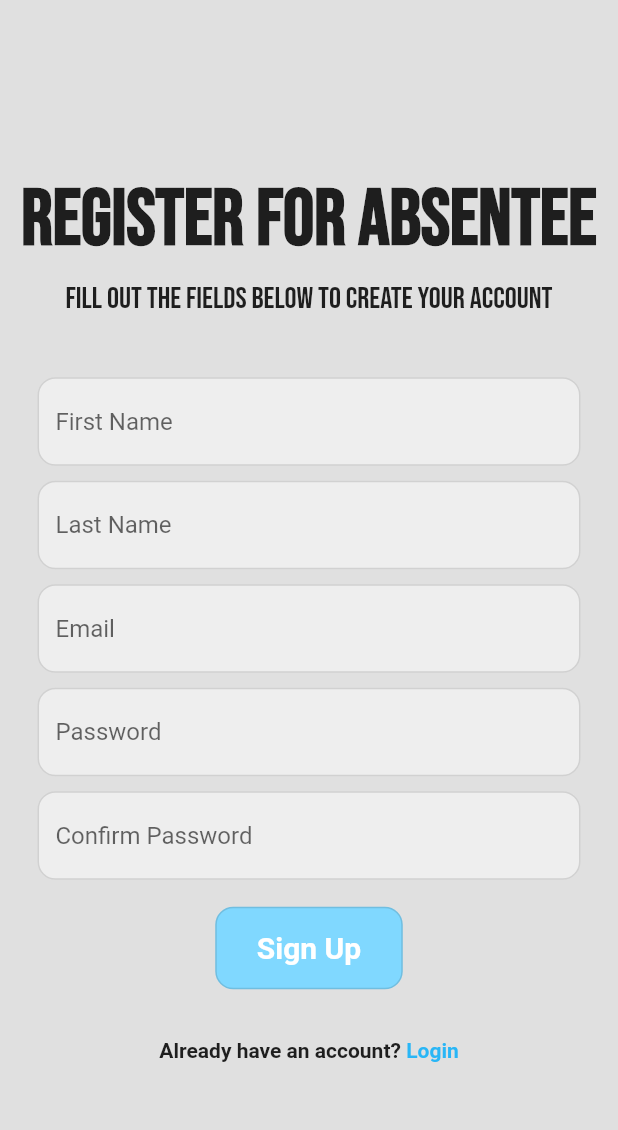
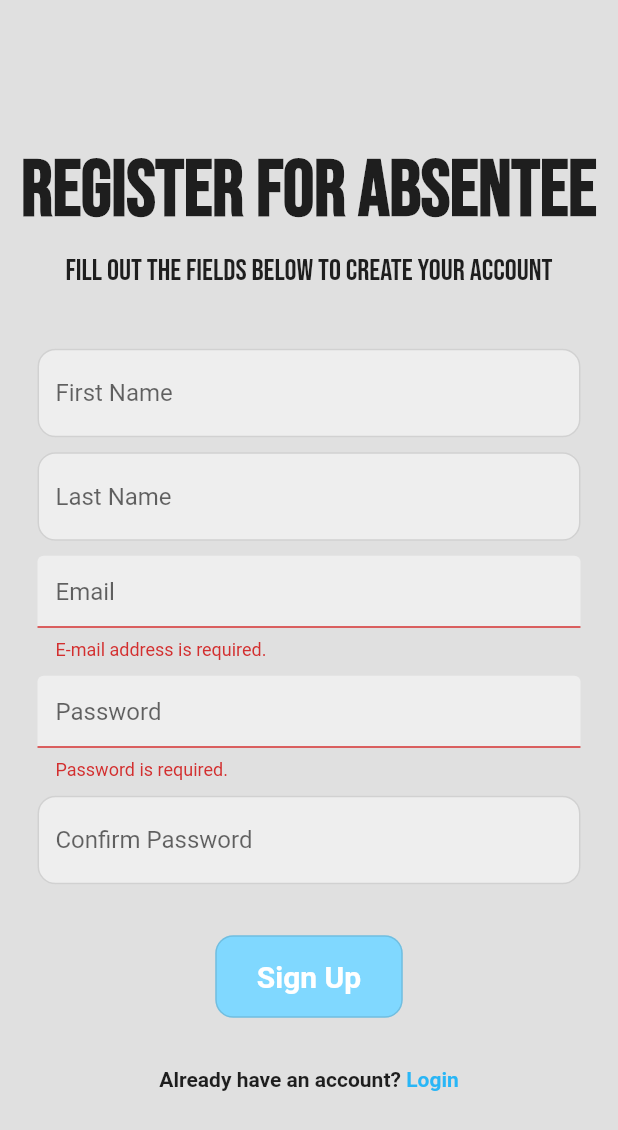
Before and after one commit to DhruvAcs/notification_app, a Flutter app: the RegisterPage screen opened directly with empty values, after a tap on "Sign Up", on a phone screen of 412 x 824 dp. Shown: the top 1130 px of the screen. Run offline on Flutter 3.47's test engine with Material 2 defaults, Android fonts, the phone set to English and light mode, and no system bars; our stand-ins replace cloud_firestore, curved_navigation_bar, firebase_auth, firebase_core, google_fonts, lottie and 2 more; accounts and stored records are empty; network calls fail.

Commit message:
updated some stuff

```diff
--- a/lib/pages/register_page.dart
+++ b/lib/pages/register_page.dart
@@ -21,6 +21,10 @@ class _RegisterPageState extends State<RegisterPage> {
   final _confirmPasswordController = TextEditingController();
   final _firstNameController = TextEditingController();
   final _lastNameController = TextEditingController();
+  final GlobalKey<FormState> _key = GlobalKey<FormState>();
+  String errorMessage = '';
+
+
 
   @override
   void dispose() {
@@ -33,20 +37,28 @@ class _RegisterPageState extends State<RegisterPage> {
   }
 
   Future signUp() async {
+    if (_key.currentState!.validate()) {
       //create user for auth
       if (passwordConfirmed()) {
+        try {
           await FirebaseAuth.instance.createUserWithEmailAndPassword(
               email: _emailController.text.trim(),
               password: _passwordController.text.trim());
+        }on FirebaseAuthException catch (error){
+          errorMessage = error.message!;
+        }
 
           //user details
-      addUserDetails(_firstNameController.text.trim(), _lastNameController.text.trim() , _emailController.text.trim());
+        addUserDetails(_firstNameController.text.trim(), _lastNameController.text.trim(), _emailController.text.trim());
+
         }
       }
+    }
+
    Future addUserDetails(String firstName, String lastName, String email) async{
     await FirebaseFirestore.instance.collection('users').add({
-      'first name': firstName,
-      'last name': lastName,
+      'firstname': firstName,
+      'lastname': lastName,
       'email':email,
     });
    }
@@ -64,7 +76,9 @@ class _RegisterPageState extends State<RegisterPage> {
   Widget build(BuildContext context) {
     return Scaffold(
       backgroundColor: Colors.grey[300],
-      body: SafeArea(
+      body: Form(
+        key: _key,
+        child: SafeArea(
           child: Center(
             child: SingleChildScrollView(
               child: Column(
@@ -129,8 +143,9 @@ class _RegisterPageState extends State<RegisterPage> {
                   //email box
                   Padding(
                     padding: const EdgeInsets.symmetric(horizontal: 25.0),
-                  child: TextField(
+                    child: TextFormField(
                       controller: _emailController,
+                      validator: validateEmail,
                       decoration: InputDecoration(
                         enabledBorder: OutlineInputBorder(
                           borderSide: const BorderSide(color: Colors.black12),
@@ -151,8 +166,9 @@ class _RegisterPageState extends State<RegisterPage> {
                   //password box
                   Padding(
                     padding: const EdgeInsets.symmetric(horizontal: 25.0),
-                  child: TextField(
+                    child: TextFormField(
                       controller: _passwordController,
+                      validator: validatePassword,
                       obscureText: true,
                       decoration: InputDecoration(
                         enabledBorder: OutlineInputBorder(
@@ -193,6 +209,10 @@ class _RegisterPageState extends State<RegisterPage> {
                     ),
                   ),
                   const SizedBox(height: 10),
+
+                  Center(
+                    child: Text(errorMessage),
+                  ),
 
                   //Sign in button
                   Padding(
@@ -242,6 +262,32 @@ class _RegisterPageState extends State<RegisterPage> {
             ),
           ),
         ),
+      ),
     );
   }
 }
+String? validateEmail(String? formEmail) {
+  if (formEmail == null || formEmail.isEmpty)
+    return 'E-mail address is required.';
+
+  String pattern = r'\w+@\w+\.\w+';
+  RegExp regex = RegExp(pattern);
+  if (!regex.hasMatch(formEmail)) return 'Invalid E-mail Address format.';
+
+  return null;
+}
+
+String? validatePassword(String? formPassword) {
+  if (formPassword == null || formPassword.isEmpty) return 'Password is required.';
+
+  String pattern =
+      r'^(?=.*?[A-Z])(?=.*?[a-z])(?=.*?[0-9])(?=.*?[!@#\$&*~]).{8,}$';
+  RegExp regex = RegExp(pattern);
+  if (!regex.hasMatch(formPassword))
+    return '''
+      Password must be at least 8 characters,
+      include an uppercase letter, number and symbol.
+      ''';
+
+  return null;
+}
--- a/lib/read data/get_action.dart
+++ b/lib/read data/get_action.dart
@@ -19,7 +19,7 @@ class GetAction extends StatelessWidget {
       if (snapshot.connectionState == ConnectionState.done) {
         Map<String, dynamic> data = snapshot.data!.data() as Map<String,
             dynamic>;
-        return Text('Teacher: Period: ${data['period']}' + 'Action: ${data['action']}');
+        return Text('Teacher: ${data['teacher']}' + '  |  ' 'Period: ${data['period']}' +'  |  '+ ' ${data['action']}');
       }
       return Text('loading...');
     }),
```
Also changed, not shown: lib/pages/admin pages/input_page.dart (+4 -4 lines), lib/pages/dashboard_page.dart (+11 -4 lines), lib/pages/login_page.dart (+44 -11 lines). Lines whose indentation alone changed are shown as unchanged.
